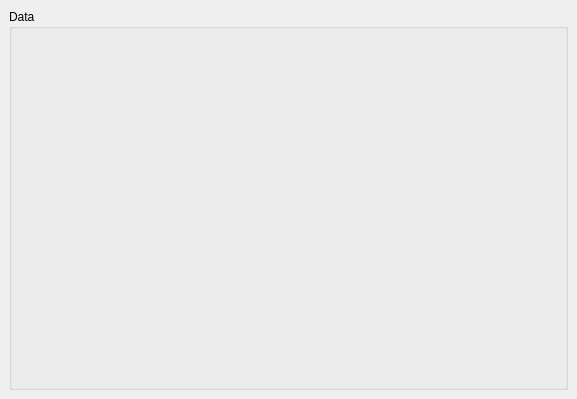
Before: the Qt Designer form src/SER/ui/main_widget.ui in FranciscoGauna/SER, drawn with Qt 5.
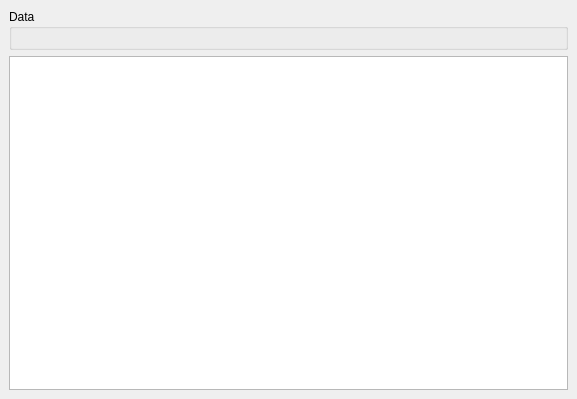
After: the same form once the commit is applied. The open tabs and pages were chosen to show the change.

The edit to the form file:
```diff
--- a/src/SER/ui/main_widget.ui
+++ b/src/SER/ui/main_widget.ui
@@ -100,6 +100,9 @@
       <layout class="QGridLayout" name="gridLayout_6"/>
      </widget>
     </item>
+    <item row="1" column="0">
+     <widget class="QTableView" name="data_table"/>
+    </item>
    </layout>
   </widget>
  </widget>
```
Left out of the diff: 2 changed lines with no effect on the pictures.
